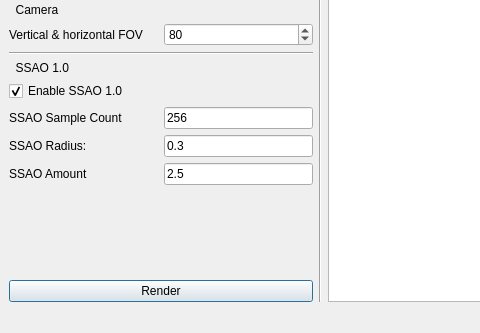
TomClabault/RayTracerCPP, file tp2/projets/QT/mainwindow.ui: the form before one commit; both pictures show x 0 to 480 and y 298 to 631 of the 1337 by 631 pixel window.
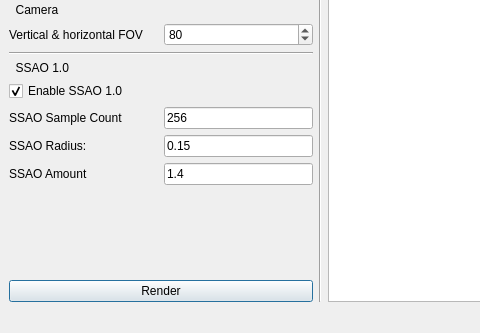
The form after the commit.

```diff
--- a/tp2/projets/QT/mainwindow.ui
+++ b/tp2/projets/QT/mainwindow.ui
@@ -386,7 +386,7 @@
              </sizepolicy>
             </property>
             <property name="text">
-             <string>2.5</string>
+             <string>1.4</string>
             </property>
            </widget>
           </item>
@@ -399,7 +399,7 @@
              </sizepolicy>
             </property>
             <property name="text">
-             <string>0.3</string>
+             <string>0.15</string>
             </property>
            </widget>
           </item>
```
